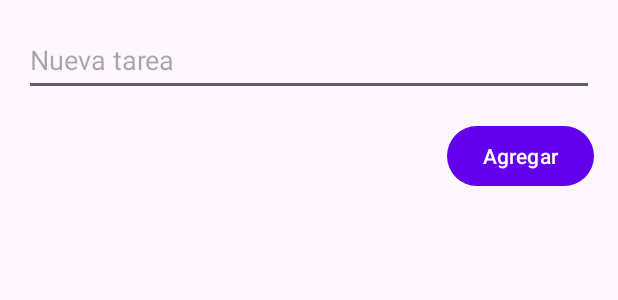
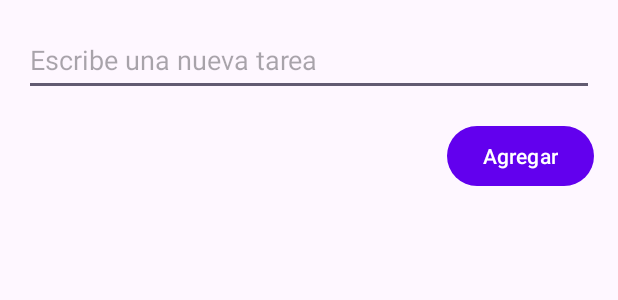
Before and after one commit to GamalielVanegas/todo, an Android app: the layout activity_main.xml on its own in the app's theme, with its tools: preview values and no code run, on a phone screen of 412 x 824 dp. Shown: the top 300 px of the screen. Run offline under Robolectric (Android 15) with nearby library versions, the phone set to English and light mode, and no system bars.

```diff
--- a/app/src/main/java/com/gammadesv/todo/Task.kt
+++ b/app/src/main/java/com/gammadesv/todo/Task.kt
@@ -4,4 +4,7 @@ data class Task(
     val id: String = "",
     val title: String = "",
     val isCompleted: Boolean = false
-)
+) {
+    // Constructor vacío requerido por Firebase
+    constructor() : this("", "", false)
+}
--- a/app/src/main/res/layout/activity_main.xml
+++ b/app/src/main/res/layout/activity_main.xml
@@ -12,9 +12,7 @@
         android:layout_marginBottom="16dp"
         android:minHeight="48dp"
         android:hint="@string/task_hint"
-        android:inputType="textCapSentences|textAutoCorrect"
-        android:autofillHints="taskDescription"
-        android:importantForAutofill="yes" />
+        android:inputType="textCapSentences|textAutoCorrect" />
 
     <Button
         android:id="@+id/buttonAdd"
@@ -25,10 +23,24 @@
         android:minHeight="48dp"
         android:text="@string/add_button_text" />
 
+    <ProgressBar
+        android:id="@+id/progressBar"
+        android:layout_width="wrap_content"
+        android:layout_height="wrap_content"
+        android:layout_gravity="center"
+        android:visibility="gone" />
+
+    <TextView
+        android:id="@+id/textError"
+        android:layout_width="match_parent"
+        android:layout_height="wrap_content"
+        android:textColor="@color/error"
+        android:visibility="gone"
+        android:layout_marginTop="8dp" />
+
     <androidx.recyclerview.widget.RecyclerView
         android:id="@+id/recyclerViewTasks"
         android:layout_width="match_parent"
         android:layout_height="match_parent"
-        android:layout_marginTop="16dp"
-        android:contentDescription="@string/tasks_list_description" />
+        android:layout_marginTop="16dp" />
 </LinearLayout>
--- a/app/src/main/res/values/colors.xml
+++ b/app/src/main/res/values/colors.xml
@@ -21,6 +21,6 @@
     <color name="colorPrimary">@color/purple_500</color>
     <color name="colorPrimaryDark">@color/purple_700</color>
     <color name="colorAccent">#03DAC5</color>
-
+    <color name="error">#FF0000</color>
 
 </resources>
--- a/app/src/main/res/values/strings.xml
+++ b/app/src/main/res/values/strings.xml
@@ -1,6 +1,6 @@
 <resources>
-    <string name="app_name">todo</string>
+    <string name="app_name">Todo App</string>
+    <string name="task_hint">Escribe una nueva tarea</string>
     <string name="add_button_text">Agregar</string>
-    <string name="task_hint">Nueva tarea</string>
-    <string name="tasks_list_description">Lista de tareas</string>
+    <string name="error_empty_task">Por favor ingresa una tarea</string>
 </resources>
```
Also changed, not shown: app/src/main/java/com/gammadesv/todo/MainActivity.kt (+53 -13 lines), app/src/main/java/com/gammadesv/todo/Taskadapter.kt (+2 -13 lines).
